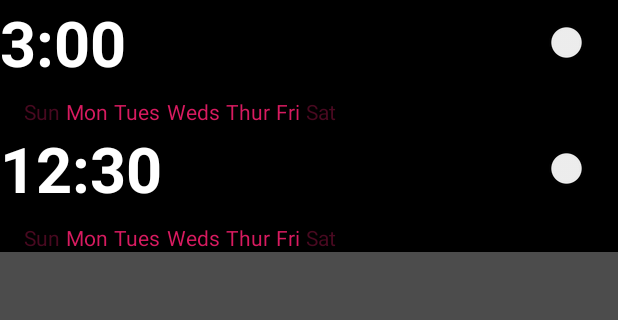
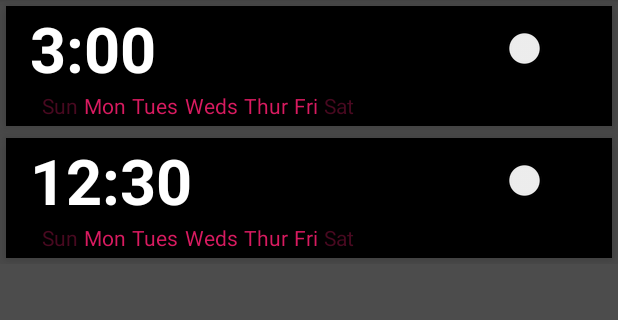
Before and after one commit to topoftheyear/QR-Alarm-Clock, an Android app: the screen it shows after launch (MainAlarmsActivity), on a phone screen of 412 x 824 dp, the part 84-404 px from its top. Run offline under Robolectric (Android 15) with nearby library versions, the phone set to English and light mode, and no system bars.

Commit message:
Improved padding n stuff for cards

```diff
--- a/app/src/main/res/layout/view_alarm.xml
+++ b/app/src/main/res/layout/view_alarm.xml
@@ -1,8 +1,10 @@
 <?xml version="1.0" encoding="utf-8"?>
 <android.support.v7.widget.CardView xmlns:android="http://schemas.android.com/apk/res/android"
     xmlns:app="http://schemas.android.com/apk/res-auto"
+    xmlns:tools="http://schemas.android.com/tools"
     android:layout_width="match_parent"
     android:layout_height="wrap_content"
+    android:layout_margin="4dp"
     android:onClick="openSettings"
     app:cardBackgroundColor="@color/colorPrimaryDark"
     app:cardCornerRadius="0dp"
@@ -13,6 +15,7 @@
         android:layout_height="wrap_content"
         android:orientation="vertical">
 
+        <!-- Time and Switch -->
         <FrameLayout
             android:layout_width="match_parent"
             android:layout_height="wrap_content">
@@ -21,7 +24,8 @@
                 android:id="@+id/tv_alarm_time"
                 android:layout_width="wrap_content"
                 android:layout_height="wrap_content"
-                android:text="X:XX"
+                android:layout_marginLeft="16dp"
+                android:text="XX:XX"
                 android:textColor="@android:color/white"
                 android:textSize="42sp"
                 android:textStyle="bold" />
@@ -31,21 +35,23 @@
                 android:layout_width="wrap_content"
                 android:layout_height="wrap_content"
                 android:layout_gravity="center_vertical|right"
-                android:checked="true" />
+                android:layout_marginRight="8dp"
+                android:checked="true"
+                android:padding="16dp" />
 
         </FrameLayout>
 
+        <!-- Repeated Days -->
         <LinearLayout
             android:layout_width="match_parent"
             android:layout_height="wrap_content"
-            android:layout_marginTop="8dp">
+            android:layout_marginLeft="8dp"
+            android:layout_marginBottom="4dp">
             <!-- Days -->
             <TextView
                 android:id="@+id/daySun"
                 android:layout_width="wrap_content"
                 android:layout_height="wrap_content"
-                android:layout_alignParentStart="true"
-                android:layout_alignParentBottom="true"
                 android:layout_marginStart="16dp"
                 android:text="Sun"
                 android:textColor="@color/dayNotSelected"
```
Also changed, not shown: 1 other file.
